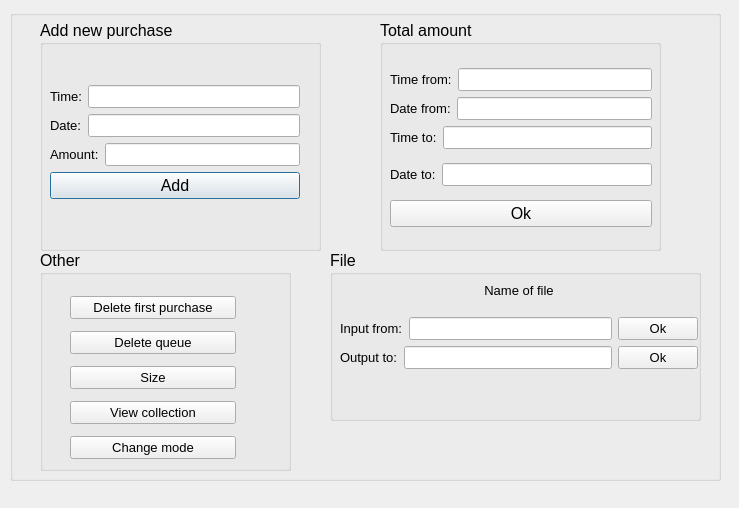
This is purchase_window.ui in MedvedisUrala/Lab1 as Qt 5 draws it before an edit. The edited form follows.
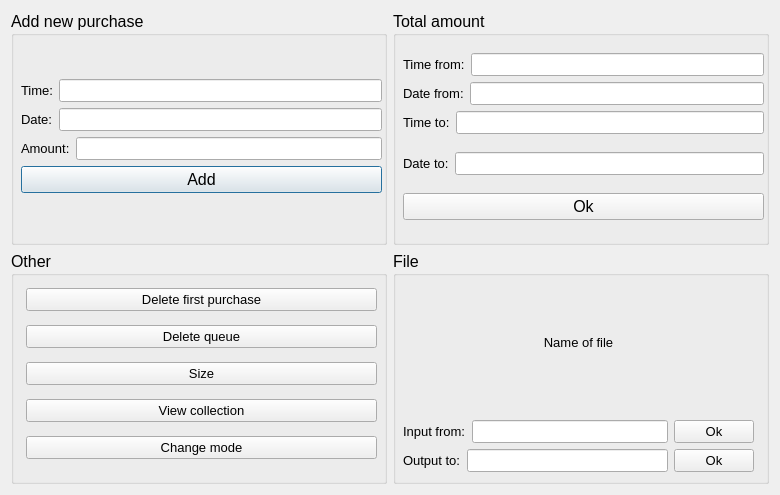
This is the edited form.

Patch:
```diff
--- a/purchase_window.ui
+++ b/purchase_window.ui
@@ -6,38 +6,22 @@
    <rect>
     <x>0</x>
     <y>0</y>
-    <width>739</width>
-    <height>508</height>
+    <width>780</width>
+    <height>495</height>
    </rect>
   </property>
   <property name="windowTitle">
    <string>Dialog</string>
   </property>
-  <widget class="QGroupBox" name="groupBox">
-   <property name="geometry">
-    <rect>
-     <x>10</x>
-     <y>10</y>
-     <width>711</width>
-     <height>471</height>
-    </rect>
-   </property>
-   <property name="font">
-    <font>
-     <pointsize>12</pointsize>
-    </font>
-   </property>
-   <property name="title">
-    <string/>
-   </property>
+  <layout class="QVBoxLayout" name="verticalLayout_7">
+   <item>
+    <layout class="QHBoxLayout" name="horizontalLayout_10">
+     <item>
    <widget class="QGroupBox" name="groupBox_2">
-    <property name="geometry">
-     <rect>
-      <x>30</x>
-      <y>10</y>
-      <width>281</width>
-      <height>231</height>
-     </rect>
+       <property name="font">
+        <font>
+         <pointsize>12</pointsize>
+        </font>
     </property>
     <property name="title">
      <string>Add new purchase</string>
@@ -47,8 +31,8 @@
       <rect>
        <x>10</x>
        <y>30</y>
-       <width>250</width>
-       <height>185</height>
+          <width>361</width>
+          <height>191</height>
       </rect>
      </property>
      <layout class="QVBoxLayout" name="verticalLayout_6">
@@ -145,213 +129,13 @@
      </layout>
     </widget>
    </widget>
-   <widget class="QGroupBox" name="groupBox_4">
-    <property name="geometry">
-     <rect>
-      <x>320</x>
-      <y>240</y>
-      <width>371</width>
-      <height>171</height>
-     </rect>
-    </property>
-    <property name="title">
-     <string>File</string>
-    </property>
-    <widget class="QWidget" name="layoutWidget_2">
-     <property name="geometry">
-      <rect>
-       <x>10</x>
-       <y>20</y>
-       <width>358</width>
-       <height>99</height>
-      </rect>
-     </property>
-     <layout class="QVBoxLayout" name="verticalLayout_5">
-      <item>
-       <widget class="QLabel" name="label_7">
-        <property name="font">
-         <font>
-          <pointsize>10</pointsize>
-         </font>
-        </property>
-        <property name="text">
-         <string>Name of file</string>
-        </property>
-        <property name="alignment">
-         <set>Qt::AlignCenter</set>
-        </property>
-       </widget>
       </item>
       <item>
-       <layout class="QHBoxLayout" name="horizontalLayout_6">
-        <item>
-         <widget class="QLabel" name="label_6">
-          <property name="font">
-           <font>
-            <pointsize>10</pointsize>
-           </font>
-          </property>
-          <property name="text">
-           <string>Input from:</string>
-          </property>
-         </widget>
-        </item>
-        <item>
-         <widget class="QLineEdit" name="file_input_name">
-          <property name="font">
-           <font>
-            <pointsize>10</pointsize>
-           </font>
-          </property>
-         </widget>
-        </item>
-        <item>
-         <widget class="QPushButton" name="file_input_ok">
-          <property name="font">
-           <font>
-            <pointsize>10</pointsize>
-           </font>
-          </property>
-          <property name="text">
-           <string>Ok</string>
-          </property>
-         </widget>
-        </item>
-       </layout>
-      </item>
-      <item>
-       <layout class="QHBoxLayout" name="horizontalLayout_7">
-        <item>
-         <widget class="QLabel" name="label_8">
-          <property name="font">
-           <font>
-            <pointsize>10</pointsize>
-           </font>
-          </property>
-          <property name="text">
-           <string>Output to:</string>
-          </property>
-         </widget>
-        </item>
-        <item>
-         <widget class="QLineEdit" name="file_output_name">
-          <property name="font">
-           <font>
-            <pointsize>10</pointsize>
-           </font>
-          </property>
-         </widget>
-        </item>
-        <item>
-         <widget class="QPushButton" name="file_output_ok">
-          <property name="font">
-           <font>
-            <pointsize>10</pointsize>
-           </font>
-          </property>
-          <property name="text">
-           <string>Ok</string>
-          </property>
-         </widget>
-        </item>
-       </layout>
-      </item>
-     </layout>
-    </widget>
-   </widget>
-   <widget class="QGroupBox" name="groupBox_6">
-    <property name="geometry">
-     <rect>
-      <x>30</x>
-      <y>240</y>
-      <width>251</width>
-      <height>221</height>
-     </rect>
-    </property>
-    <property name="title">
-     <string>Other</string>
-    </property>
-    <widget class="QWidget" name="layoutWidget_3">
-     <property name="geometry">
-      <rect>
-       <x>30</x>
-       <y>40</y>
-       <width>166</width>
-       <height>180</height>
-      </rect>
-     </property>
-     <layout class="QVBoxLayout" name="verticalLayout_9">
-      <item>
-       <widget class="QPushButton" name="delete_first">
-        <property name="font">
-         <font>
-          <pointsize>10</pointsize>
-         </font>
-        </property>
-        <property name="text">
-         <string>Delete first purchase</string>
-        </property>
-       </widget>
-      </item>
-      <item>
-       <widget class="QPushButton" name="delete_queue">
-        <property name="font">
-         <font>
-          <pointsize>10</pointsize>
-         </font>
-        </property>
-        <property name="text">
-         <string>Delete queue</string>
-        </property>
-       </widget>
-      </item>
-      <item>
-       <widget class="QPushButton" name="size">
-        <property name="font">
-         <font>
-          <pointsize>10</pointsize>
-         </font>
-        </property>
-        <property name="text">
-         <string>Size</string>
-        </property>
-       </widget>
-      </item>
-      <item>
-       <widget class="QPushButton" name="view_collection">
-        <property name="font">
-         <font>
-          <pointsize>10</pointsize>
-         </font>
-        </property>
-        <property name="text">
-         <string>View collection</string>
-        </property>
-       </widget>
-      </item>
-      <item>
-       <widget class="QPushButton" name="pushButton">
-        <property name="font">
-         <font>
-          <pointsize>10</pointsize>
-         </font>
-        </property>
-        <property name="text">
-         <string>Change mode</string>
-        </property>
-       </widget>
-      </item>
-     </layout>
-    </widget>
-   </widget>
    <widget class="QGroupBox" name="groupBox_3">
-    <property name="geometry">
-     <rect>
-      <x>370</x>
-      <y>10</y>
-      <width>281</width>
-      <height>231</height>
-     </rect>
+       <property name="font">
+        <font>
+         <pointsize>12</pointsize>
+        </font>
     </property>
     <property name="title">
      <string>Total amount</string>
@@ -360,9 +144,9 @@
      <property name="geometry">
       <rect>
        <x>10</x>
-       <y>40</y>
-       <width>262</width>
-       <height>178</height>
+          <y>30</y>
+          <width>361</width>
+          <height>191</height>
       </rect>
      </property>
      <layout class="QVBoxLayout" name="verticalLayout_4">
@@ -483,7 +267,211 @@
      </layout>
     </widget>
    </widget>
-  </widget>
+     </item>
+    </layout>
+   </item>
+   <item>
+    <layout class="QHBoxLayout" name="horizontalLayout_11">
+     <item>
+      <widget class="QGroupBox" name="groupBox_6">
+       <property name="font">
+        <font>
+         <pointsize>12</pointsize>
+        </font>
+       </property>
+       <property name="title">
+        <string>Other</string>
+       </property>
+       <widget class="QWidget" name="layoutWidget_3">
+        <property name="geometry">
+         <rect>
+          <x>15</x>
+          <y>29</y>
+          <width>351</width>
+          <height>191</height>
+         </rect>
+        </property>
+        <layout class="QVBoxLayout" name="verticalLayout_9">
+         <item>
+          <widget class="QPushButton" name="delete_first">
+           <property name="font">
+            <font>
+             <pointsize>10</pointsize>
+            </font>
+           </property>
+           <property name="text">
+            <string>Delete first purchase</string>
+           </property>
+          </widget>
+         </item>
+         <item>
+          <widget class="QPushButton" name="delete_queue">
+           <property name="font">
+            <font>
+             <pointsize>10</pointsize>
+            </font>
+           </property>
+           <property name="text">
+            <string>Delete queue</string>
+           </property>
+          </widget>
+         </item>
+         <item>
+          <widget class="QPushButton" name="size">
+           <property name="font">
+            <font>
+             <pointsize>10</pointsize>
+            </font>
+           </property>
+           <property name="text">
+            <string>Size</string>
+           </property>
+          </widget>
+         </item>
+         <item>
+          <widget class="QPushButton" name="view_collection">
+           <property name="font">
+            <font>
+             <pointsize>10</pointsize>
+            </font>
+           </property>
+           <property name="text">
+            <string>View collection</string>
+           </property>
+          </widget>
+         </item>
+         <item>
+          <widget class="QPushButton" name="pushButton">
+           <property name="font">
+            <font>
+             <pointsize>10</pointsize>
+            </font>
+           </property>
+           <property name="text">
+            <string>Change mode</string>
+           </property>
+          </widget>
+         </item>
+        </layout>
+       </widget>
+      </widget>
+     </item>
+     <item>
+      <widget class="QGroupBox" name="groupBox_4">
+       <property name="font">
+        <font>
+         <pointsize>12</pointsize>
+        </font>
+       </property>
+       <property name="title">
+        <string>File</string>
+       </property>
+       <widget class="QWidget" name="layoutWidget_2">
+        <property name="geometry">
+         <rect>
+          <x>10</x>
+          <y>20</y>
+          <width>351</width>
+          <height>201</height>
+         </rect>
+        </property>
+        <layout class="QVBoxLayout" name="verticalLayout_5">
+         <item>
+          <widget class="QLabel" name="label_7">
+           <property name="font">
+            <font>
+             <pointsize>10</pointsize>
+            </font>
+           </property>
+           <property name="text">
+            <string>Name of file</string>
+           </property>
+           <property name="alignment">
+            <set>Qt::AlignCenter</set>
+           </property>
+          </widget>
+         </item>
+         <item>
+          <layout class="QHBoxLayout" name="horizontalLayout_6">
+           <item>
+            <widget class="QLabel" name="label_6">
+             <property name="font">
+              <font>
+               <pointsize>10</pointsize>
+              </font>
+             </property>
+             <property name="text">
+              <string>Input from:</string>
+             </property>
+            </widget>
+           </item>
+           <item>
+            <widget class="QLineEdit" name="file_input_name">
+             <property name="font">
+              <font>
+               <pointsize>10</pointsize>
+              </font>
+             </property>
+            </widget>
+           </item>
+           <item>
+            <widget class="QPushButton" name="file_input_ok">
+             <property name="font">
+              <font>
+               <pointsize>10</pointsize>
+              </font>
+             </property>
+             <property name="text">
+              <string>Ok</string>
+             </property>
+            </widget>
+           </item>
+          </layout>
+         </item>
+         <item>
+          <layout class="QHBoxLayout" name="horizontalLayout_7">
+           <item>
+            <widget class="QLabel" name="label_8">
+             <property name="font">
+              <font>
+               <pointsize>10</pointsize>
+              </font>
+             </property>
+             <property name="text">
+              <string>Output to:</string>
+             </property>
+            </widget>
+           </item>
+           <item>
+            <widget class="QLineEdit" name="file_output_name">
+             <property name="font">
+              <font>
+               <pointsize>10</pointsize>
+              </font>
+             </property>
+            </widget>
+           </item>
+           <item>
+            <widget class="QPushButton" name="file_output_ok">
+             <property name="font">
+              <font>
+               <pointsize>10</pointsize>
+              </font>
+             </property>
+             <property name="text">
+              <string>Ok</string>
+             </property>
+            </widget>
+           </item>
+          </layout>
+         </item>
+        </layout>
+       </widget>
+      </widget>
+     </item>
+    </layout>
+   </item>
+  </layout>
  </widget>
  <resources/>
  <connections/>
```
Lines whose indentation alone changed are shown as unchanged.
